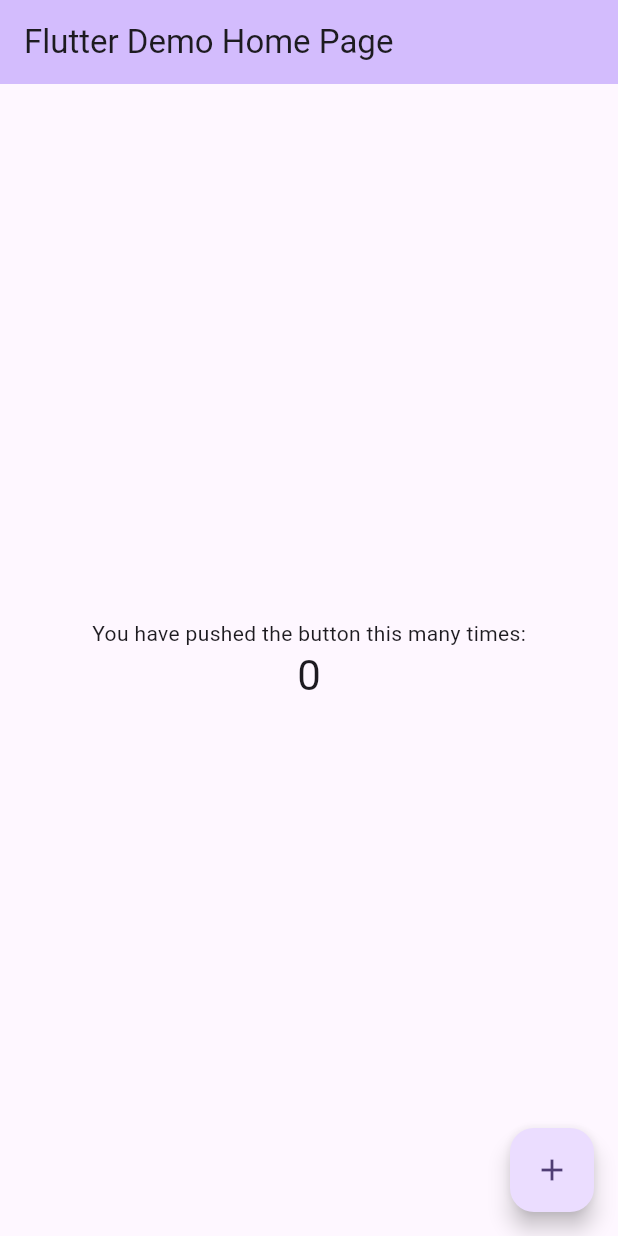
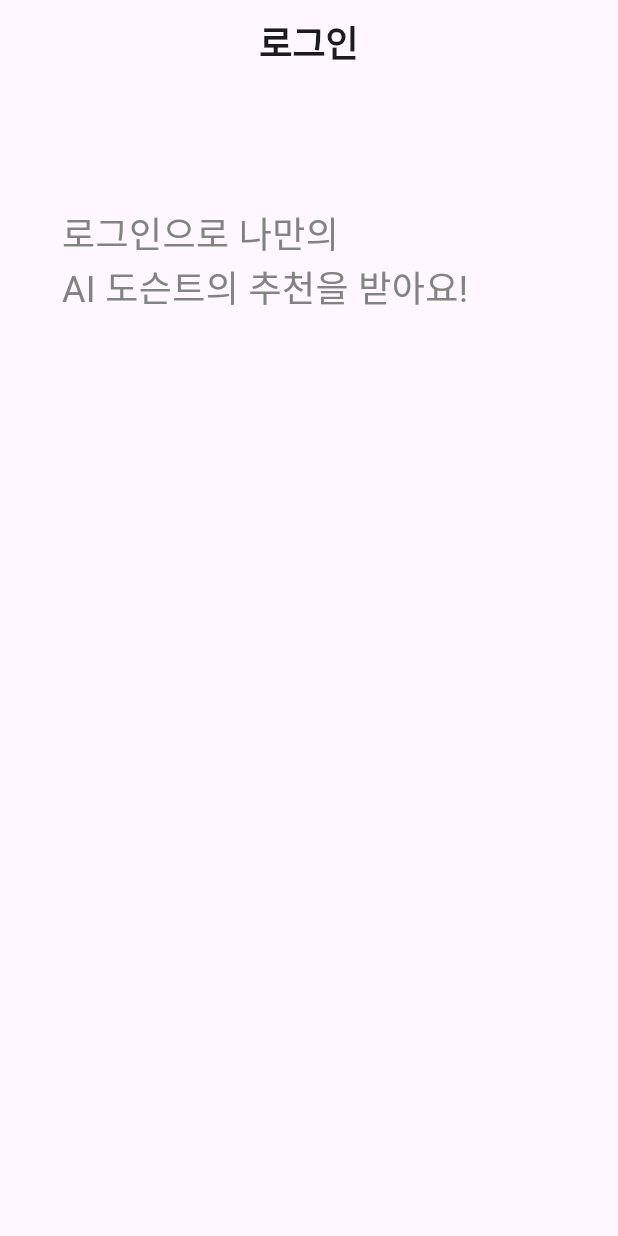
Before and after one commit to qkrtnwjd4212/sw_univ_digital_competition, a Flutter app: the screen it shows after launch, on a phone screen of 412 x 824 dp. Run offline on Flutter 3.47's test engine with Material 3 defaults, Android fonts, the phone set to English and light mode, and no system bars.

Commit message:
/#1/OAuth 로그인 화면 틀 + 컬러팔레트

```diff
--- /dev/null
+++ b/lib/OAuth/login_UI.dart
@@ -0,0 +1,54 @@
+import 'package:docent/commons/color_pallet.dart';
+import 'package:flutter/material.dart';
+
+class LoginScreen extends StatefulWidget {
+  const LoginScreen({super.key});
+
+  @override
+  State<LoginScreen> createState() => _LoginScreenState();
+}
+
+class _LoginScreenState extends State<LoginScreen> {
+  @override
+  Widget build(BuildContext context) {
+    ColorPallet colorPallet = ColorPallet();
+    final double height = MediaQuery.of(context).size.height;
+    final double width = MediaQuery.of(context).size.width;
+
+    return Scaffold(
+      appBar: AppBar(
+          title: Center(
+              child: Text("로그인",
+                style: TextStyle(
+                  fontSize: 24,
+                  fontWeight: FontWeight.bold,
+                ),
+              )
+          )),
+      body: Column(
+        children: [
+          Container(
+            margin: EdgeInsets.symmetric(vertical: height*0.1, horizontal: width*0.1),
+            child: Column(
+              crossAxisAlignment: CrossAxisAlignment.start,
+              children: [
+                Text("로그인으로 나만의",
+                  style: TextStyle(
+                    fontSize: 24,
+                    color: colorPallet.gray_82,
+                  ),
+                ),
+                Text("AI 도슨트의 추천을 받아요!",
+                  style: TextStyle(
+                    fontSize: 24,
+                    color: colorPallet.gray_82,
+                  ),)
+              ],
+            ),
+          )
+          // 소셜로그인 버튼들이 들어갈 곳...
+        ],
+      ),
+    );
+  }
+}
--- /dev/null
+++ b/lib/commons/color_pallet.dart
@@ -0,0 +1,10 @@
+import 'dart:ui';
+import 'dart:core';
+
+class ColorPallet {
+  Color gray_d9 = const Color(0xFFD9D9D9);
+  Color gray_82 = const Color(0xFF828282);
+  Color beige = const Color(0xFFFAEBD7);
+  Color deep_green = const Color(0xFF2F4F4F);
+  Color light_green = const Color(0xFF96B8B8);
+}
--- a/lib/main.dart
+++ b/lib/main.dart
@@ -1,4 +1,5 @@
 import 'package:flutter/material.dart';
+import 'OAuth/login_UI.dart';
 
 void main() {
   runApp(const MyApp());
@@ -11,27 +12,7 @@
   @override
   Widget build(BuildContext context) {
     return MaterialApp(
-      title: 'Flutter Demo',
-      theme: ThemeData(
-        // This is the theme of your application.
-        //
-        // TRY THIS: Try running your application with "flutter run". You'll see
-        // the application has a purple toolbar. Then, without quitting the app,
-        // try changing the seedColor in the colorScheme below to Colors.green
-        // and then invoke "hot reload" (save your changes or press the "hot
-        // reload" button in a Flutter-supported IDE, or press "r" if you used
-        // the command line to start the app).
-        //
-        // Notice that the counter didn't reset back to zero; the application
-        // state is not lost during the reload. To reset the state, use hot
-        // restart instead.
-        //
-        // This works for code too, not just values: Most code changes can be
-        // tested with just a hot reload.
-        colorScheme: ColorScheme.fromSeed(seedColor: Colors.deepPurple),
-        useMaterial3: true,
-      ),
-      home: const MyHomePage(title: 'Flutter Demo Home Page'),
+      home: LoginScreen(),
     );
   }
 }
```
